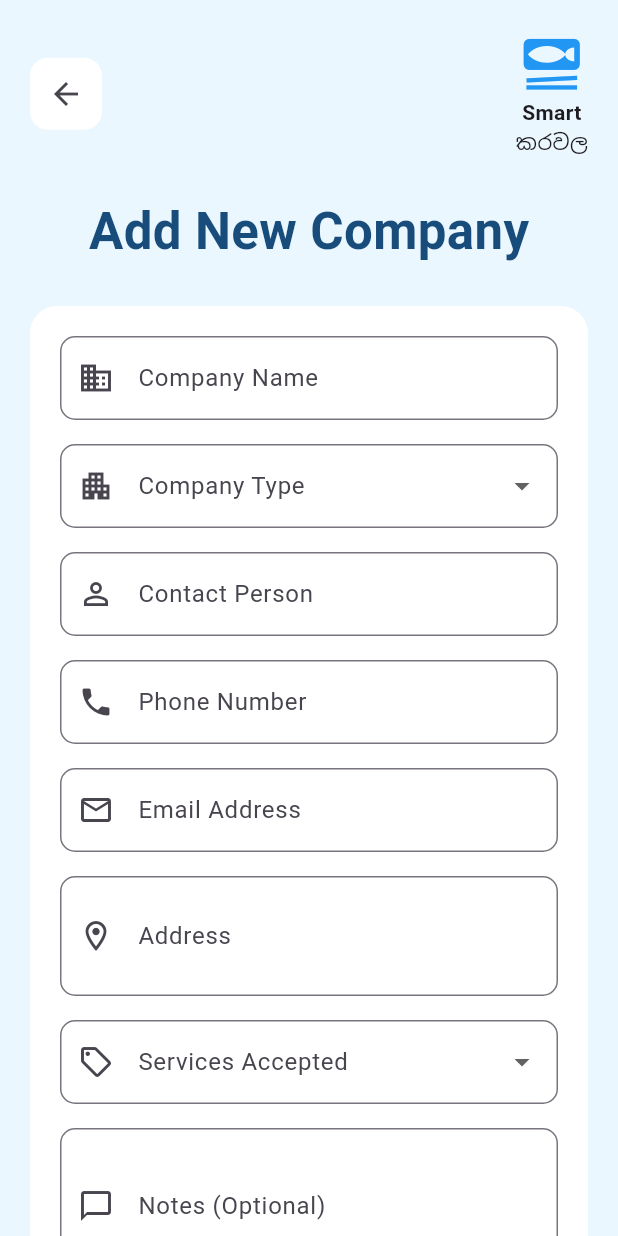
After one commit to Milansanjaya/R26-IT-079-Frontend, a Flutter app: the AddCompanyScreen screen opened directly, on a phone screen of 412 x 824 dp. The commit adds this screen. Run offline on Flutter 3.47's test engine with Material 3 defaults, Android fonts, the phone set to English and light mode, and no system bars.

Commit message:
add AddCompanyScreen for company management functionality and integrate navigation from WasteNotificationScreen

```diff
--- /dev/null
+++ b/smart_karawala_mobile/lib/screens/add_company_screen.dart
@@ -0,0 +1,306 @@
+import 'package:flutter/material.dart';
+
+class AddCompanyScreen extends StatefulWidget {
+  const AddCompanyScreen({super.key});
+
+  @override
+  State<AddCompanyScreen> createState() =>
+      _AddCompanyScreenState();
+}
+
+class _AddCompanyScreenState
+    extends State<AddCompanyScreen> {
+
+  final companyName = TextEditingController();
+  final contactPerson = TextEditingController();
+  final phone = TextEditingController();
+  final email = TextEditingController();
+  final address = TextEditingController();
+  final notes = TextEditingController();
+
+  String? companyType;
+  String? serviceType;
+  bool active = true;
+
+  @override
+  Widget build(BuildContext context) {
+    return Scaffold(
+      backgroundColor: const Color(0xffEAF7FF),
+
+      body: SafeArea(
+        child: SingleChildScrollView(
+          padding: const EdgeInsets.all(20),
+
+          child: Column(
+            children: [
+
+              //--------------------------------
+              // Header
+              //--------------------------------
+
+              Row(
+                mainAxisAlignment:
+                    MainAxisAlignment.spaceBetween,
+
+                children: [
+
+                  Container(
+                    decoration: BoxDecoration(
+                      color: Colors.white,
+                      borderRadius:
+                          BorderRadius.circular(12),
+                    ),
+
+                    child: IconButton(
+                      icon: const Icon(Icons.arrow_back),
+                      onPressed: () {
+                        Navigator.pop(context);
+                      },
+                    ),
+                  ),
+
+                  Column(
+                    children: const [
+
+                      Icon(
+                        Icons.set_meal,
+                        color: Colors.blue,
+                        size: 45,
+                      ),
+
+                      Text(
+                        "Smart",
+                        style: TextStyle(
+                          fontWeight: FontWeight.bold,
+                        ),
+                      ),
+
+                      Text("කරවල"),
+
+                    ],
+                  ),
+                ],
+              ),
+
+              const SizedBox(height: 25),
+
+              const Text(
+                "Add New Company",
+                style: TextStyle(
+                  fontSize: 34,
+                  fontWeight: FontWeight.bold,
+                  color: Color(0xff174C7B),
+                ),
+              ),
+
+              const SizedBox(height: 25),
+
+              Container(
+                padding: const EdgeInsets.all(20),
+
+                decoration: BoxDecoration(
+                  color: Colors.white,
+                  borderRadius:
+                      BorderRadius.circular(18),
+                ),
+
+                child: Column(
+                  children: [
+
+                    buildTextField(
+                      controller: companyName,
+                      label: "Company Name",
+                      icon: Icons.business,
+                    ),
+
+                    buildDropdown(
+                      label: "Company Type",
+                      icon: Icons.apartment,
+                      value: companyType,
+                      items: const [
+                        "Recycling Company",
+                        "Fish Meal Company",
+                        "Compost Company",
+                      ],
+                      onChanged: (v) {
+                        setState(() {
+                          companyType = v;
+                        });
+                      },
+                    ),
+
+                    buildTextField(
+                      controller: contactPerson,
+                      label: "Contact Person",
+                      icon: Icons.person_outline,
+                    ),
+
+                    buildTextField(
+                      controller: phone,
+                      label: "Phone Number",
+                      icon: Icons.phone,
+                    ),
+
+                    buildTextField(
+                      controller: email,
+                      label: "Email Address",
+                      icon: Icons.email_outlined,
+                    ),
+
+                    buildTextField(
+                      controller: address,
+                      label: "Address",
+                      icon: Icons.location_on_outlined,
+                      maxLines: 2,
+                    ),
+
+                    buildDropdown(
+                      label: "Services Accepted",
+                      icon: Icons.sell_outlined,
+                      value: serviceType,
+                      items: const [
+                        "Fish Waste",
+                        "Fish Meal",
+                        "Compost",
+                      ],
+                      onChanged: (v) {
+                        setState(() {
+                          serviceType = v;
+                        });
+                      },
+                    ),
+
+                    buildTextField(
+                      controller: notes,
+                      label: "Notes (Optional)",
+                      icon: Icons.chat_bubble_outline,
+                      maxLines: 3,
+                    ),
+
+                    const SizedBox(height: 10),
+
+                    SwitchListTile(
+                      value: active,
+                      title: const Text("Active Status"),
+                      subtitle: const Text(
+                        "Company will be available for notifications.",
+                      ),
+                      onChanged: (v) {
+                        setState(() {
+                          active = v;
+                        });
+                      },
+                    ),
+
+                    const SizedBox(height: 20),
+
+                    SizedBox(
+                      width: double.infinity,
+                      height: 50,
+
+                      child: ElevatedButton.icon(
+                        onPressed: () {
+
+                          ScaffoldMessenger.of(context)
+                              .showSnackBar(
+                            const SnackBar(
+                              content: Text(
+                                "Company Saved",
+                              ),
+                            ),
+                          );
+
+                        },
+
+                        icon: const Icon(Icons.add),
+
+                        label: const Text(
+                          "Save Company",
+                        ),
+                      ),
+                    ),
+
+                    const SizedBox(height: 15),
+
+                    SizedBox(
+                      width: double.infinity,
+                      child: OutlinedButton(
+                        onPressed: () {
+                          Navigator.pop(context);
+                        },
+                        child: const Text("Cancel"),
+                      ),
+                    ),
+
+                  ],
+                ),
+              ),
+
+              const SizedBox(height: 35),
+
+              const Text(
+                "Powered by Smart Karawala",
+                style: TextStyle(color: Colors.grey),
+              ),
+            ],
+          ),
+        ),
+      ),
+    );
+  }
+
+  Widget buildTextField({
+    required TextEditingController controller,
+    required String label,
+    required IconData icon,
+    int maxLines = 1,
+  }) {
+    return Padding(
+      padding: const EdgeInsets.only(bottom: 16),
+      child: TextField(
+        controller: controller,
+        maxLines: maxLines,
+        decoration: InputDecoration(
+          labelText: label,
+          prefixIcon: Icon(icon),
+          border: OutlineInputBorder(
+            borderRadius:
+                BorderRadius.circular(10),
+          ),
+        ),
+      ),
+    );
+  }
+
+  Widget buildDropdown({
+    required String label,
+    required IconData icon,
+    required String? value,
+    required List<String> items,
+    required Function(String?) onChanged,
+  }) {
+    return Padding(
+      padding: const EdgeInsets.only(bottom: 16),
+      child: DropdownButtonFormField<String>(
+        value: value,
+        decoration: InputDecoration(
+          labelText: label,
+          prefixIcon: Icon(icon),
+          border: OutlineInputBorder(
+            borderRadius:
+                BorderRadius.circular(10),
+          ),
+        ),
+        items: items
+            .map(
+              (e) => DropdownMenuItem(
+                value: e,
+                child: Text(e),
+              ),
+            )
+            .toList(),
+        onChanged: onChanged,
+      ),
+    );
+  }
+}
--- a/smart_karawala_mobile/lib/screens/waste_notification_screen.dart
+++ b/smart_karawala_mobile/lib/screens/waste_notification_screen.dart
@@ -1,4 +1,5 @@
 import 'package:flutter/material.dart';
+import 'add_company_screen.dart';
 
 class WasteNotificationScreen extends StatefulWidget {
   const WasteNotificationScreen({super.key});
@@ -479,8 +480,12 @@ class _WasteNotificationScreenState extends State<WasteNotificationScreen> {
               //------------------------------------------------
               InkWell(
                 onTap: () {
-                  // TODO:
-                  // Navigate to Create Company Screen
+                  Navigator.push(
+                    context,
+                    MaterialPageRoute(
+                      builder: (context) => const AddCompanyScreen(),
+                    ),
+                  );
                 },
 
                 child: Container(
--- a/smart_karawala_mobile/lib/screens/waste_prediction_screen.dart
+++ b/smart_karawala_mobile/lib/screens/waste_prediction_screen.dart
@@ -406,61 +406,6 @@ class _WastePredictionScreenState extends State<WastePredictionScreen> {
                               ),
 
                               const SizedBox(height: 15),
-
-                              //------------------------------------------------
-                              // Cleaned Weight Card
-                              //------------------------------------------------
-                              Container(
-                                width: double.infinity,
-                                padding: const EdgeInsets.all(15),
-
-                                decoration: BoxDecoration(
-                                  color: const Color(0xffEEF5FF),
-                                  borderRadius: BorderRadius.circular(15),
-                                ),
-
-                                child: Column(
-                                  children: [
-                                    const Icon(
-                                      Icons.set_meal,
-                                      color: Colors.blue,
-                                      size: 30,
-                                    ),
-
-                                    const SizedBox(height: 8),
-
-                                    const Text(
-                                      "Estimated\nCleaned Weight",
-                                      textAlign: TextAlign.center,
-                                      style: TextStyle(
-                                        fontWeight: FontWeight.bold,
-                                      ),
-                                    ),
-
-                                    const SizedBox(height: 8),
-
-                                    Text(
-                                      "${batch!.cleanedWeight} kg",
-                                      style: const TextStyle(
-                                        fontSize: 22,
-                                        color: Colors.blue,
-                                        fontWeight: FontWeight.bold,
-                                      ),
-                                    ),
-
-                                    const SizedBox(height: 5),
-
-                                    Text(
-                                      "${((batch!.cleanedWeight / batch!.rawWeight) * 100).toStringAsFixed(1)}% of raw weight",
-                                      textAlign: TextAlign.center,
-                                      style: const TextStyle(
-                                        color: Colors.green,
-                                        fontSize: 12,
-                                      ),
-                                    ),
-                                  ],
-                                ),
-                              ),
                             ],
                           ),
                         ),
@@ -469,44 +414,6 @@ class _WastePredictionScreenState extends State<WastePredictionScreen> {
 
                     const SizedBox(height: 25),
 
-                    //------------------------------------------------
-                    // Confidence Card
-                    //------------------------------------------------
-                    Container(
-                      width: double.infinity,
-                      padding: const EdgeInsets.all(16),
-
-                      decoration: BoxDecoration(
-                        color: const Color(0xffEAFBEA),
-                        borderRadius: BorderRadius.circular(15),
-                      ),
-
-                      child: const Row(
-                        children: [
-                          Icon(Icons.verified, color: Colors.green),
-
-                          SizedBox(width: 10),
-
-                          Expanded(
-                            child: Column(
-                              crossAxisAlignment: CrossAxisAlignment.start,
-                              children: [
-                                Text(
-                                  "High confidence prediction",
-                                  style: TextStyle(fontWeight: FontWeight.bold),
-                                ),
-
-                                SizedBox(height: 3),
-
-                                Text("Model confidence: 92%"),
-                              ],
-                            ),
-                          ),
-
-                          Icon(Icons.info_outline),
-                        ],
-                      ),
-                    ),
                   ],
                 ),
               ),
```
